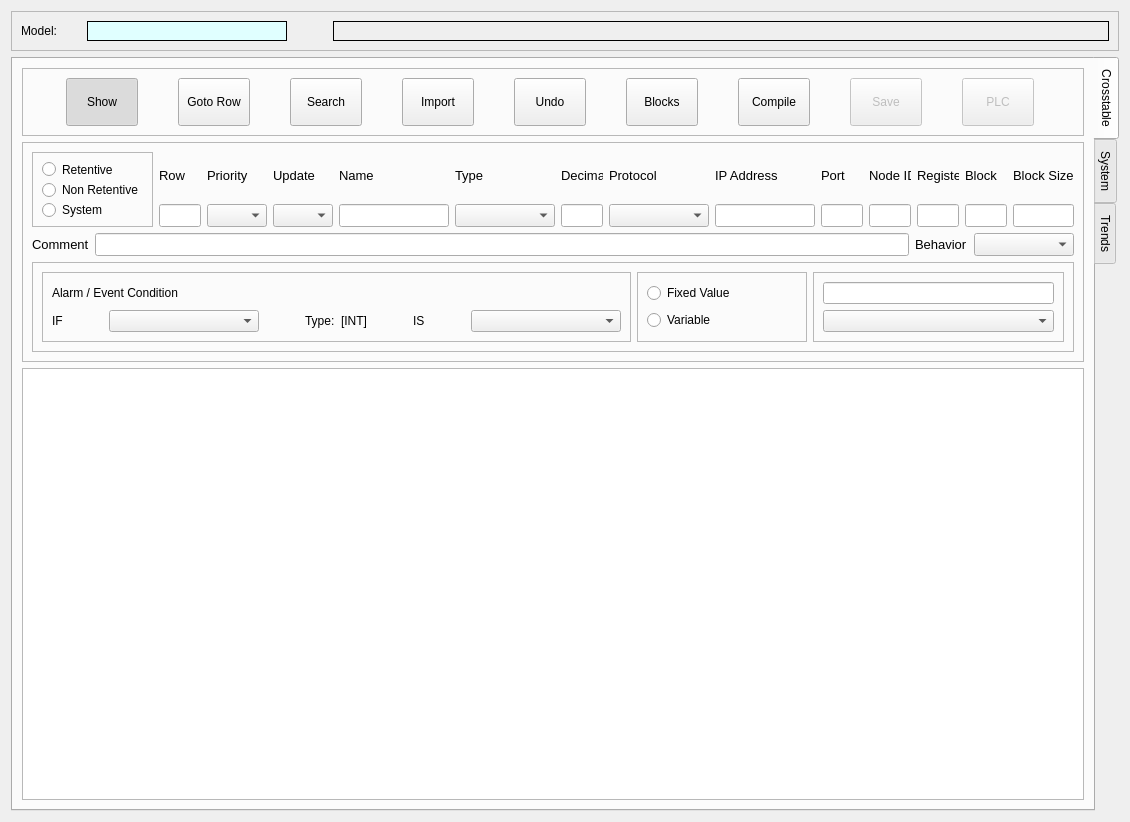
Before: the Qt Designer form cte/ctedit.ui in MECTsrl/mect_plugins, drawn with Qt 5.
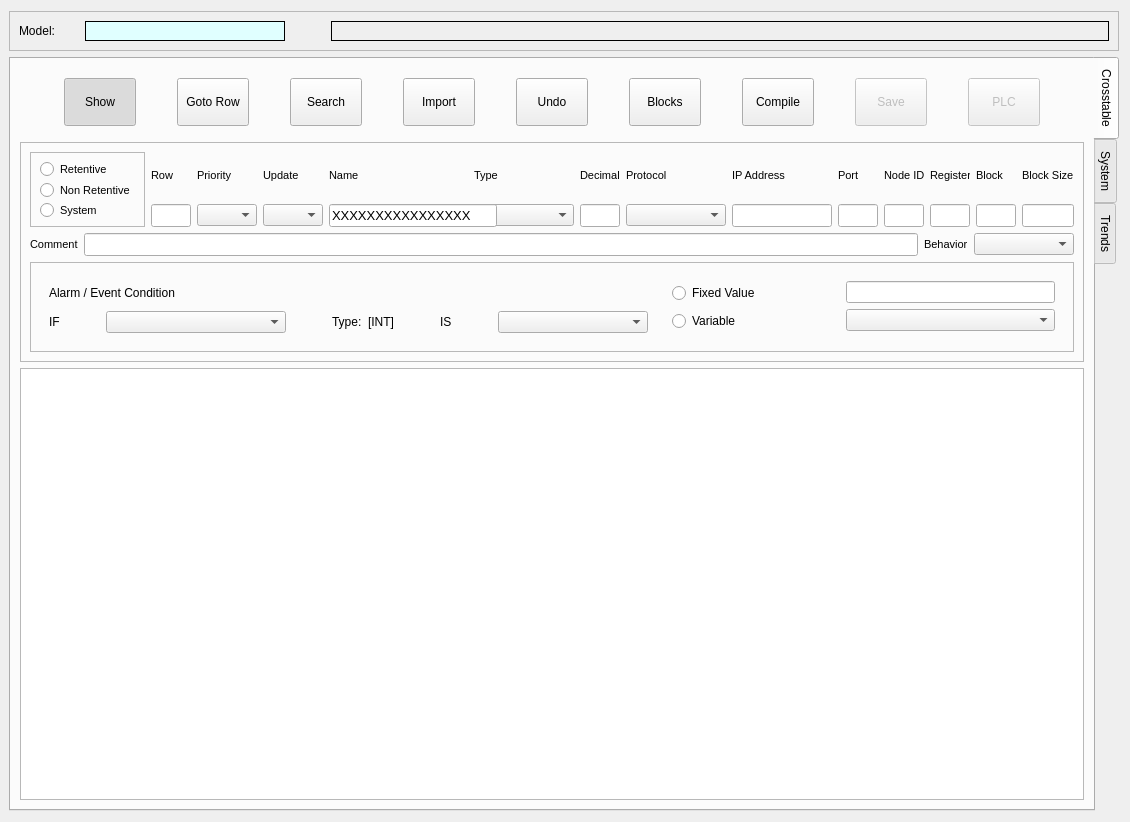
After: the same form once the commit is applied.

```diff
--- a/cte/ctedit.ui
+++ b/cte/ctedit.ui
@@ -22,9 +22,12 @@
    </font>
   </property>
   <property name="windowTitle">
-   <string>Cross Table Editor</string>
+   <string>Crosstable Editor</string>
   </property>
   <layout class="QVBoxLayout" name="verticalLayout_4">
+   <property name="leftMargin">
+    <number>9</number>
+   </property>
    <item>
     <widget class="QFrame" name="fraMessage">
      <property name="minimumSize">
@@ -216,7 +219,7 @@
             </font>
            </property>
            <property name="frameShape">
-            <enum>QFrame::StyledPanel</enum>
+            <enum>QFrame::NoFrame</enum>
            </property>
            <property name="frameShadow">
             <enum>QFrame::Plain</enum>
@@ -355,7 +358,7 @@
                </font>
               </property>
               <property name="toolTip">
-               <string>Import User Data from another Cross Table File</string>
+               <string>Import User Data from another Crosstable File</string>
               </property>
               <property name="text">
                <string>Import</string>
@@ -460,7 +463,7 @@
                </font>
               </property>
               <property name="toolTip">
-               <string>Start Cross Table complier</string>
+               <string>Start Crosstable complier</string>
               </property>
               <property name="text">
                <string>Compile</string>
@@ -603,7 +606,7 @@
                   <widget class="QRadioButton" name="optRetentive">
                    <property name="font">
                     <font>
-                     <pointsize>9</pointsize>
+                     <pointsize>8</pointsize>
                      <weight>50</weight>
                      <bold>false</bold>
                     </font>
@@ -620,7 +623,7 @@
                   <widget class="QRadioButton" name="optNonRetentive">
                    <property name="font">
                     <font>
-                     <pointsize>9</pointsize>
+                     <pointsize>8</pointsize>
                      <weight>50</weight>
                      <bold>false</bold>
                     </font>
@@ -637,7 +640,7 @@
                   <widget class="QRadioButton" name="optSystem">
                    <property name="font">
                     <font>
-                     <pointsize>9</pointsize>
+                     <pointsize>8</pointsize>
                      <weight>50</weight>
                      <bold>false</bold>
                     </font>
@@ -665,7 +668,7 @@
                   </property>
                   <property name="font">
                    <font>
-                    <pointsize>10</pointsize>
+                    <pointsize>8</pointsize>
                     <weight>50</weight>
                     <bold>false</bold>
                    </font>
@@ -688,7 +691,7 @@
                   </property>
                   <property name="font">
                    <font>
-                    <pointsize>10</pointsize>
+                    <pointsize>8</pointsize>
                     <weight>50</weight>
                     <bold>false</bold>
                    </font>
@@ -705,7 +708,7 @@
                  <widget class="QLabel" name="lblBlockSize">
                   <property name="font">
                    <font>
-                    <pointsize>10</pointsize>
+                    <pointsize>8</pointsize>
                     <weight>50</weight>
                     <bold>false</bold>
                    </font>
@@ -722,13 +725,13 @@
                  <widget class="QLabel" name="lblName">
                   <property name="minimumSize">
                    <size>
-                    <width>110</width>
+                    <width>168</width>
                     <height>0</height>
                    </size>
                   </property>
                   <property name="font">
                    <font>
-                    <pointsize>10</pointsize>
+                    <pointsize>8</pointsize>
                     <weight>50</weight>
                     <bold>false</bold>
                    </font>
@@ -751,7 +754,7 @@
                   </property>
                   <property name="font">
                    <font>
-                    <pointsize>10</pointsize>
+                    <pointsize>8</pointsize>
                     <weight>50</weight>
                     <bold>false</bold>
                    </font>
@@ -774,7 +777,7 @@
                   </property>
                   <property name="font">
                    <font>
-                    <pointsize>10</pointsize>
+                    <pointsize>8</pointsize>
                     <weight>50</weight>
                     <bold>false</bold>
                    </font>
@@ -797,7 +800,7 @@
                   </property>
                   <property name="font">
                    <font>
-                    <pointsize>10</pointsize>
+                    <pointsize>8</pointsize>
                     <weight>50</weight>
                     <bold>false</bold>
                    </font>
@@ -820,7 +823,7 @@
                   </property>
                   <property name="font">
                    <font>
-                    <pointsize>10</pointsize>
+                    <pointsize>8</pointsize>
                     <weight>50</weight>
                     <bold>false</bold>
                    </font>
@@ -843,7 +846,7 @@
                   </property>
                   <property name="font">
                    <font>
-                    <pointsize>10</pointsize>
+                    <pointsize>8</pointsize>
                     <weight>50</weight>
                     <bold>false</bold>
                    </font>
@@ -866,7 +869,7 @@
                   </property>
                   <property name="font">
                    <font>
-                    <pointsize>10</pointsize>
+                    <pointsize>8</pointsize>
                     <weight>50</weight>
                     <bold>false</bold>
                    </font>
@@ -906,7 +909,7 @@
                   </property>
                   <property name="font">
                    <font>
-                    <pointsize>10</pointsize>
+                    <pointsize>8</pointsize>
                     <weight>50</weight>
                     <bold>false</bold>
                    </font>
@@ -923,7 +926,7 @@
                   </property>
                   <property name="font">
                    <font>
-                    <pointsize>10</pointsize>
+                    <pointsize>8</pointsize>
                     <weight>50</weight>
                     <bold>false</bold>
                    </font>
@@ -969,7 +972,7 @@
                   </property>
                   <property name="font">
                    <font>
-                    <pointsize>10</pointsize>
+                    <pointsize>8</pointsize>
                     <weight>50</weight>
                     <bold>false</bold>
                    </font>
@@ -1009,7 +1012,7 @@
                  <widget class="QLineEdit" name="txtName">
                   <property name="minimumSize">
                    <size>
-                    <width>110</width>
+                    <width>168</width>
                     <height>0</height>
                    </size>
                   </property>
@@ -1020,6 +1023,9 @@
                     <bold>false</bold>
                    </font>
                   </property>
+                  <property name="text">
+                   <string>XXXXXXXXXXXXXXXX</string>
+                  </property>
                   <property name="maxLength">
                    <number>16</number>
                   </property>
@@ -1075,7 +1081,7 @@
                   </property>
                   <property name="font">
                    <font>
-                    <pointsize>10</pointsize>
+                    <pointsize>8</pointsize>
                     <weight>50</weight>
                     <bold>false</bold>
                    </font>
@@ -1115,7 +1121,7 @@
                   </property>
                   <property name="font">
                    <font>
-                    <pointsize>10</pointsize>
+                    <pointsize>8</pointsize>
                     <weight>50</weight>
                     <bold>false</bold>
                    </font>
@@ -1138,7 +1144,7 @@
                   </property>
                   <property name="font">
                    <font>
-                    <pointsize>10</pointsize>
+                    <pointsize>8</pointsize>
                     <weight>50</weight>
                     <bold>false</bold>
                    </font>
@@ -1155,7 +1161,7 @@
                   </property>
                   <property name="font">
                    <font>
-                    <pointsize>10</pointsize>
+                    <pointsize>8</pointsize>
                     <weight>50</weight>
                     <bold>false</bold>
                    </font>
@@ -1224,7 +1230,7 @@
                <widget class="QLabel" name="lblComment">
                 <property name="font">
                  <font>
-                  <pointsize>10</pointsize>
+                  <pointsize>8</pointsize>
                   <weight>50</weight>
                   <bold>false</bold>
                  </font>
@@ -1261,7 +1267,7 @@
                <widget class="QLabel" name="lblBehavior">
                 <property name="font">
                  <font>
-                  <pointsize>10</pointsize>
+                  <pointsize>8</pointsize>
                   <weight>50</weight>
                   <bold>false</bold>
                  </font>
@@ -1284,7 +1290,7 @@
                 </property>
                 <property name="font">
                  <font>
-                  <pointsize>10</pointsize>
+                  <pointsize>8</pointsize>
                   <weight>50</weight>
                   <bold>false</bold>
                  </font>
@@ -1326,7 +1332,7 @@
                   </size>
                  </property>
                  <property name="frameShape">
-                  <enum>QFrame::StyledPanel</enum>
+                  <enum>QFrame::NoFrame</enum>
                  </property>
                  <property name="frameShadow">
                   <enum>QFrame::Plain</enum>
@@ -1403,7 +1409,7 @@
                      <widget class="QComboBox" name="cboVariable1">
                       <property name="minimumSize">
                        <size>
-                        <width>150</width>
+                        <width>180</width>
                         <height>0</height>
                        </size>
                       </property>
@@ -1538,7 +1544,7 @@
                   </size>
                  </property>
                  <property name="frameShape">
-                  <enum>QFrame::StyledPanel</enum>
+                  <enum>QFrame::NoFrame</enum>
                  </property>
                  <property name="frameShadow">
                   <enum>QFrame::Plain</enum>
@@ -1606,7 +1612,7 @@
                   </size>
                  </property>
                  <property name="frameShape">
-                  <enum>QFrame::StyledPanel</enum>
+                  <enum>QFrame::NoFrame</enum>
                  </property>
                  <property name="frameShadow">
                   <enum>QFrame::Plain</enum>
@@ -1641,7 +1647,7 @@
                    <widget class="QComboBox" name="cboVariable2">
                     <property name="minimumSize">
                      <size>
-                      <width>150</width>
+                      <width>180</width>
                       <height>0</height>
                      </size>
                     </property>
@@ -1675,6 +1681,8 @@
           <widget class="QTableWidget" name="tblCT">
            <property name="font">
             <font>
+             <family>MS Shell Dlg 2</family>
+             <pointsize>8</pointsize>
              <weight>50</weight>
              <bold>false</bold>
             </font>
```
